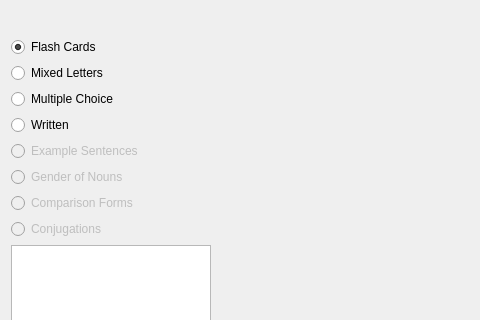
KDE/parley, file src/statistics/statisticsmainwindow.ui: the form before one commit; both pictures show x 0 to 480 and y 0 to 320 of the 602 by 510 pixel window.
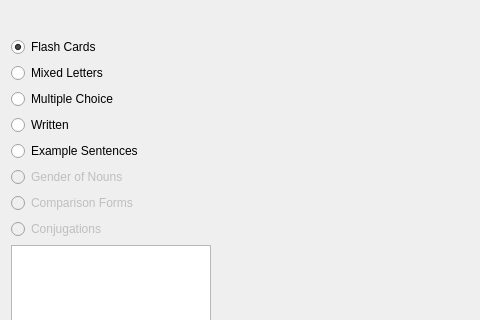
The form after the commit. Custom widgets are drawn as their Qt base class.

What changed in the file:
```diff
--- a/src/statistics/statisticsmainwindow.ui
+++ b/src/statistics/statisticsmainwindow.ui
@@ -62,7 +62,7 @@
    <item row="6" column="1">
     <widget class="QRadioButton" name="exampleSentence">
      <property name="enabled">
-      <bool>false</bool>
+      <bool>true</bool>
      </property>
      <property name="text">
       <string>Example Sentences</string>
```
Left out of the diff: 1 changed line with no effect on the pictures.
